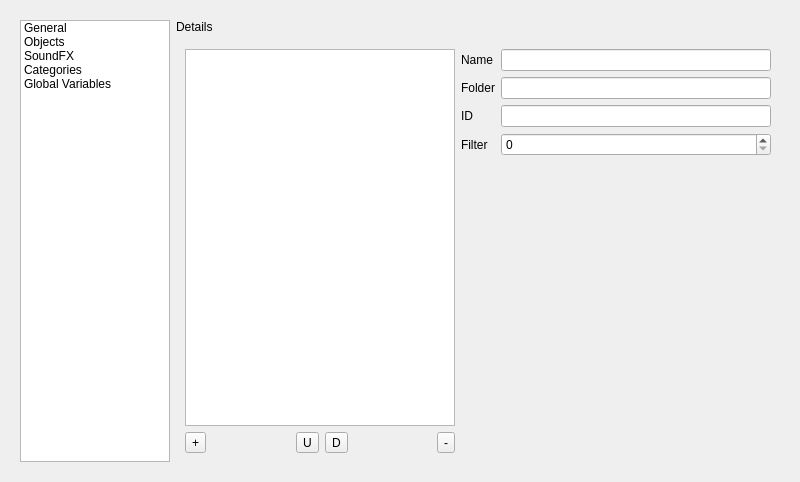
Qt form RetroEDv2/tools/gameconfigeditorv5.ui (RSDKModding/RetroED) before a commit.
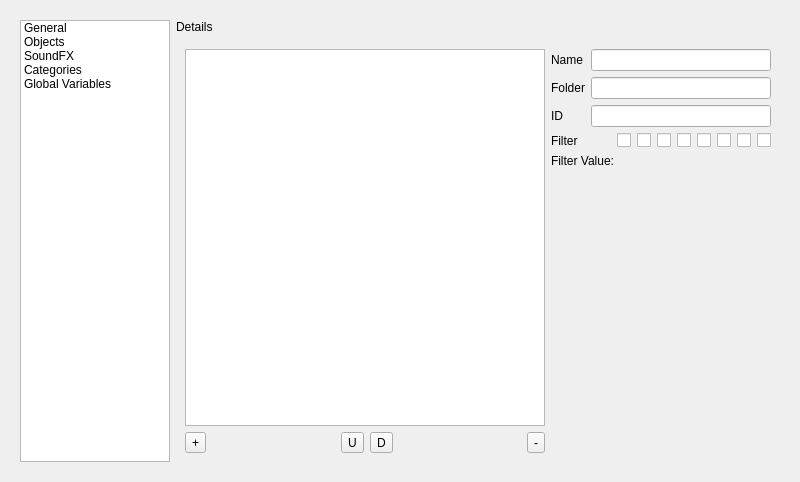
The same form after that commit. The open tabs and pages were chosen to show the change. Icons and pictures are not drawn.

Commit message: revised filter UI

The edit to the form file:
```diff
--- a/RetroEDv2/tools/gameconfigeditorv5.ui
+++ b/RetroEDv2/tools/gameconfigeditorv5.ui
@@ -358,33 +358,74 @@
            </widget>
            <widget class="QWidget" name="gcCategoriesPage">
             <layout class="QGridLayout" name="gridLayout_16">
-             <item row="0" column="2">
+             <item row="0" column="2" colspan="9">
               <widget class="QLineEdit" name="gcScnName"/>
              </item>
-             <item row="4" column="2">
-              <spacer name="verticalSpacer_8">
-               <property name="orientation">
-                <enum>Qt::Vertical</enum>
+             <item row="3" column="4">
+              <widget class="QCheckBox" name="gcScnFilter2">
+               <property name="text">
+                <string/>
                </property>
-               <property name="sizeHint" stdset="0">
+              </widget>
+             </item>
+             <item row="3" column="9">
+              <widget class="QCheckBox" name="gcScnFilter7">
+               <property name="text">
+                <string/>
+               </property>
+              </widget>
+             </item>
+             <item row="2" column="1">
+              <widget class="QLabel" name="label_17">
+               <property name="text">
+                <string>ID</string>
+               </property>
+              </widget>
+             </item>
+             <item row="0" column="1">
+              <widget class="QLabel" name="label_16">
+               <property name="text">
+                <string>Name</string>
+               </property>
+              </widget>
+             </item>
+             <item row="0" column="0" rowspan="6">
+              <widget class="QTreeView" name="gcScnTree">
+               <property name="minimumSize">
                 <size>
-                 <width>20</width>
-                 <height>226</height>
+                 <width>0</width>
+                 <height>0</height>
                 </size>
                </property>
-              </spacer>
+               <property name="maximumSize">
+                <size>
+                 <width>16777215</width>
+                 <height>16777215</height>
+                </size>
+               </property>
+               <property name="headerHidden">
+                <bool>true</bool>
+               </property>
+              </widget>
              </item>
-             <item row="1" column="1">
-              <widget class="QLabel" name="label_15">
+             <item row="3" column="6">
+              <widget class="QCheckBox" name="gcScnFilter4">
                <property name="text">
-                <string>Folder</string>
+                <string/>
                </property>
               </widget>
              </item>
-             <item row="1" column="2">
-              <widget class="QLineEdit" name="gcScnFolder"/>
+             <item row="3" column="5">
+              <widget class="QCheckBox" name="gcScnFilter3">
+               <property name="text">
+                <string/>
+               </property>
+              </widget>
              </item>
-             <item row="6" column="0">
+             <item row="2" column="2" colspan="9">
+              <widget class="QLineEdit" name="gcScnID"/>
+             </item>
+             <item row="7" column="0">
               <layout class="QGridLayout" name="gridLayout_17">
                <item row="0" column="0">
                 <widget class="QToolButton" name="gcAddScn">
@@ -461,17 +502,27 @@
                </item>
               </layout>
              </item>
-             <item row="0" column="1">
-              <widget class="QLabel" name="label_16">
+             <item row="1" column="2" colspan="9">
+              <widget class="QLineEdit" name="gcScnFolder"/>
+             </item>
+             <item row="3" column="8">
+              <widget class="QCheckBox" name="gcScnFilter6">
                <property name="text">
-                <string>Name</string>
+                <string/>
                </property>
               </widget>
              </item>
-             <item row="2" column="1">
-              <widget class="QLabel" name="label_17">
+             <item row="3" column="7">
+              <widget class="QCheckBox" name="gcScnFilter5">
                <property name="text">
-                <string>ID</string>
+                <string/>
+               </property>
+              </widget>
+             </item>
+             <item row="3" column="3">
+              <widget class="QCheckBox" name="gcScnFilter1">
+               <property name="text">
+                <string/>
                </property>
               </widget>
              </item>
@@ -482,32 +533,37 @@
                </property>
               </widget>
              </item>
-             <item row="2" column="2">
-              <widget class="QLineEdit" name="gcScnID"/>
-             </item>
-             <item row="0" column="0" rowspan="5">
-              <widget class="QTreeView" name="gcScnTree">
-               <property name="minimumSize">
-                <size>
-                 <width>0</width>
-                 <height>0</height>
-                </size>
+             <item row="5" column="2">
+              <spacer name="verticalSpacer_8">
+               <property name="orientation">
+                <enum>Qt::Vertical</enum>
                </property>
-               <property name="maximumSize">
+               <property name="sizeHint" stdset="0">
                 <size>
-                 <width>16777215</width>
-                 <height>16777215</height>
+                 <width>20</width>
+                 <height>226</height>
                 </size>
                </property>
-               <property name="headerHidden">
-                <bool>true</bool>
+              </spacer>
+             </item>
+             <item row="1" column="1">
+              <widget class="QLabel" name="label_15">
+               <property name="text">
+                <string>Folder</string>
                </property>
               </widget>
              </item>
-             <item row="3" column="2">
-              <widget class="QSpinBox" name="gcScnMode">
-               <property name="maximum">
-                <number>255</number>
+             <item row="3" column="10">
+              <widget class="QCheckBox" name="gcScnFilter8">
+               <property name="text">
+                <string/>
+               </property>
+              </widget>
+             </item>
+             <item row="4" column="1" colspan="10">
+              <widget class="QLabel" name="gcScnFilterValue">
+               <property name="text">
+                <string>Filter Value:</string>
                </property>
               </widget>
              </item>
```
The commit also changes 4 other files.
